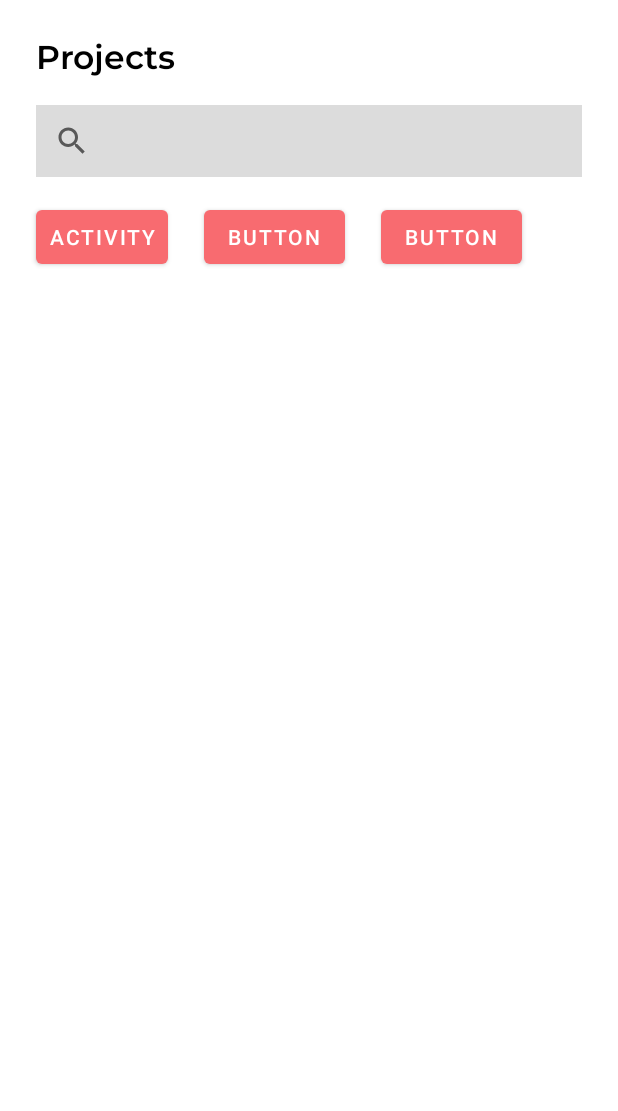
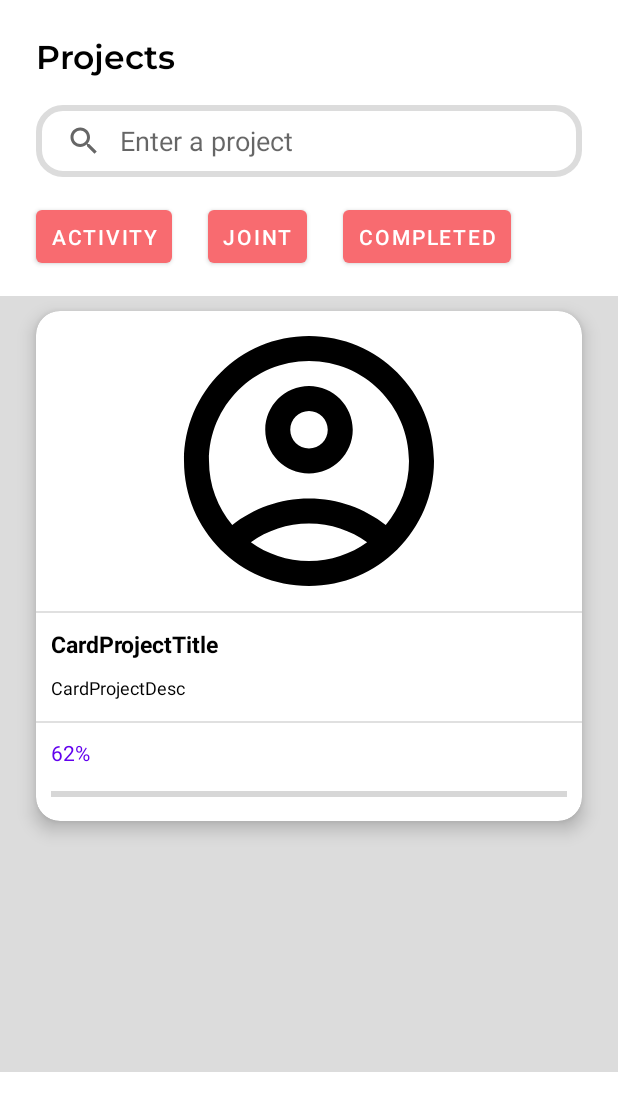
Before and after one commit to Joshuakme/XFund-Fundraising_Community, an Android app: the layout fragment_projects.xml on its own in the app's theme, with its tools: preview values and no code run, on a phone screen of 412 x 824 dp. Shown: the top 1111 px of the screen. Run offline under Robolectric (Android 15) with nearby library versions, the phone set to English and light mode, and no system bars.

Commit message:
Forgot to commit last time, small update

```diff
--- a/app/build.gradle
+++ b/app/build.gradle
@@ -69,4 +69,6 @@ dependencies {
 
     // Add the dependencies for any other desired Firebase products
     // https://firebase.google.com/docs/android/setup#available-libraries
+
+
 }
--- a/app/src/main/java/com/example/xfund/screens/navigation/ProjectsFragment.kt
+++ b/app/src/main/java/com/example/xfund/screens/navigation/ProjectsFragment.kt
@@ -5,6 +5,8 @@ import androidx.fragment.app.Fragment
 import android.view.LayoutInflater
 import android.view.View
 import android.view.ViewGroup
+import android.widget.ArrayAdapter
+import android.widget.SearchView
 import com.example.xfund.R
 
 // TODO: Rename parameter arguments, choose names that match
@@ -35,7 +37,25 @@ class ProjectsFragment : Fragment() {
         savedInstanceState: Bundle?
     ): View? {
         // Inflate the layout for this fragment
-        return inflater.inflate(R.layout.fragment_projects, container, false)
+        val view = inflater.inflate(R.layout.fragment_projects, container, false)
+
+        val searchView = view.findViewById<SearchView>(R.id.ProjectSearch)
+
+        // Set a listener to handle search queries
+        searchView.setOnQueryTextListener(object : SearchView.OnQueryTextListener {
+            override fun onQueryTextSubmit(query: String?): Boolean {
+                // Handle search query submission here
+                return true
+            }
+
+            override fun onQueryTextChange(newText: String?): Boolean {
+                // Handle search query text changes here
+                return true
+            }
+        })
+
+
+        return view
     }
 
     companion object {
--- /dev/null
+++ b/app/src/main/res/drawable/searchview_background.xml
@@ -0,0 +1,11 @@
+<?xml version="1.0" encoding="utf-8"?>
+<shape xmlns:android="http://schemas.android.com/apk/res/android"
+    android:shape="rectangle">
+
+    <corners
+        android:radius="16dp"/>
+    <stroke
+        android:color="@color/light_gray"
+        android:width="4dp"/>
+
+</shape>
--- /dev/null
+++ b/app/src/main/res/layout/card_cell.xml
@@ -0,0 +1,101 @@
+<?xml version="1.0" encoding="utf-8"?>
+<LinearLayout xmlns:android="http://schemas.android.com/apk/res/android"
+    xmlns:tools="http://schemas.android.com/tools"
+    android:layout_width="match_parent"
+    android:layout_height="match_parent"
+    android:background="@color/light_gray"
+    xmlns:app="http://schemas.android.com/apk/res-auto">
+
+    <androidx.cardview.widget.CardView
+        android:layout_width="match_parent"
+        android:layout_height="wrap_content"
+        app:cardCornerRadius="16dp"
+        android:layout_marginRight="24dp"
+        android:layout_marginLeft="24dp"
+        android:layout_marginTop="10dp"
+        android:clickable="true"
+        app:cardElevation="7dp">
+
+        <LinearLayout
+            android:layout_width="match_parent"
+            android:layout_height="wrap_content"
+            android:orientation="vertical" >
+
+            <ImageView
+                android:id="@+id/CardImage"
+                android:layout_width="match_parent"
+                android:layout_height="200dp"
+                android:src="@drawable/baseline_account_circle"
+                android:contentDescription="cover" />
+
+            <View
+                android:id="@+id/divider3"
+                android:layout_width="match_parent"
+                android:layout_height="1dp"
+                android:background="?android:attr/listDivider" />
+
+            <TextView
+                android:id="@+id/CardTitle"
+                android:layout_width="match_parent"
+                android:layout_height="wrap_content"
+                android:gravity="left"
+                android:text="CardProjectTitle"
+                android:textColor="@color/black"
+                android:textSize="15sp"
+                android:lines="1"
+                android:textStyle="bold"
+                android:layout_margin="10dp" />
+
+            <TextView
+                android:id="@+id/CardDesc"
+                android:layout_width="match_parent"
+                android:layout_height="wrap_content"
+                android:gravity="left"
+                android:text="CardProjectDesc"
+                android:textColor="@color/black"
+                android:textSize="12sp"
+                android:lines="2"
+                android:layout_marginLeft="10dp"
+                android:layout_marginRight="10dp"/>
+
+            <View
+                android:id="@+id/divider"
+                android:layout_width="match_parent"
+                android:layout_height="1dp"
+                android:background="?android:attr/listDivider" />
+
+            <LinearLayout
+                android:layout_width="match_parent"
+                android:layout_height="wrap_content"
+                android:orientation="vertical" >
+
+                <TextView
+                    android:id="@+id/CardProgressBarText"
+                    android:layout_width="wrap_content"
+                    android:layout_height="wrap_content"
+                    android:layout_margin="10dp"
+                    android:text="62%"
+                    android:textColor="@color/design_default_color_primary"/>
+
+                <ProgressBar
+                    android:id="@+id/CardProgressBar"
+                    style="@style/Widget.AppCompat.ProgressBar.Horizontal"
+                    android:layout_width="match_parent"
+                    android:layout_height="wrap_content"
+                    android:layout_marginLeft="10dp"
+                    android:layout_marginRight="10dp"
+                    android:layout_marginBottom="10dp"
+                    android:max="100"
+                    android:min="0"
+                    android:progressTint="@color/design_default_color_primary">
+
+                </ProgressBar>
+
+            </LinearLayout>
+
+
+        </LinearLayout>
+
+    </androidx.cardview.widget.CardView>
+
+</LinearLayout>
--- a/app/src/main/res/layout/fragment_projects.xml
+++ b/app/src/main/res/layout/fragment_projects.xml
@@ -1,9 +1,10 @@
 <?xml version="1.0" encoding="utf-8"?>
 <FrameLayout xmlns:android="http://schemas.android.com/apk/res/android"
     xmlns:app="http://schemas.android.com/apk/res-auto"
+    xmlns:card_view="http://schemas.android.com/apk/res-auto"
     xmlns:tools="http://schemas.android.com/tools"
     android:layout_width="match_parent"
-    android:layout_height="match_parent"
+    android:layout_height="wrap_content"
     tools:context=".screens.navigation.ProjectsFragment">
 
     <!-- TODO: Update blank fragment layout -->
@@ -21,6 +22,7 @@
             android:text="@string/screen_title_projects"
             android:textColor="@color/black"
             android:textSize="22sp"
+            android:textStyle="bold"
             app:layout_constraintStart_toStartOf="parent"
             app:layout_constraintTop_toTopOf="parent" />
 
@@ -31,44 +33,85 @@
             android:layout_marginStart="24dp"
             android:layout_marginTop="16dp"
             android:layout_marginEnd="24dp"
-            android:background="@color/light_gray"
+            android:background="@drawable/searchview_background"
+            android:inputType="text|textAutoCorrect"
+            android:queryHint="Enter a project "
+            android:iconifiedByDefault="false"
+            android:queryBackground="@android:color/transparent"
             app:layout_constraintEnd_toEndOf="parent"
             app:layout_constraintStart_toStartOf="parent"
             app:layout_constraintTop_toBottomOf="@+id/ProjectTitle" />
 
-        <Button
-            android:id="@+id/ProjectActivityButton"
-            android:layout_width="wrap_content"
+        <LinearLayout
+            android:id="@+id/linearLayout"
+            android:layout_width="match_parent"
             android:layout_height="wrap_content"
-            android:layout_marginStart="24dp"
+            android:orientation="horizontal"
+            app:layout_constraintTop_toBottomOf="@+id/ProjectSearch">
+
+            <Button
+                android:id="@+id/ProjectActivityButton"
+                style="@style/ProjectButton"
+                android:text="Activity" />
+
+
+            <Button
+                android:id="@+id/ProjectJoinButton"
+                style="@style/ProjectButton"
+                android:text="Joint" />
+
+            <Button
+                android:id="@+id/ProjectCompletedButton"
+                style="@style/ProjectButton"
+                android:text="Completed" />
+
+        </LinearLayout>
+
+        <androidx.recyclerview.widget.RecyclerView
+            android:id="@+id/ProjectRecycleView"
+            android:layout_width="match_parent"
+            android:layout_height="517dp"
             android:layout_marginTop="16dp"
-            android:paddingLeft="4dp"
-            android:paddingTop="2dp"
-            android:paddingRight="4dp"
-            android:paddingBottom="2dp"
-            android:text="Activity"
+            android:background="@color/gray_200"
+            app:layout_constraintBottom_toBottomOf="parent"
+            app:layout_constraintEnd_toEndOf="parent"
+            app:layout_constraintHorizontal_bias="0.0"
             app:layout_constraintStart_toStartOf="parent"
-            app:layout_constraintTop_toBottomOf="@+id/ProjectSearch" />
+            app:layout_constraintTop_toBottomOf="@+id/linearLayout"
+            app:layout_constraintVertical_bias="0.0"
+            tools:listitem="@layout/card_cell">
 
-        <Button
-            android:id="@+id/button6"
-            android:layout_width="wrap_content"
-            android:layout_height="wrap_content"
-            android:layout_marginStart="24dp"
-            android:layout_marginTop="16dp"
-            android:text="Button"
-            app:layout_constraintStart_toEndOf="@+id/ProjectActivityButton"
-            app:layout_constraintTop_toBottomOf="@+id/ProjectSearch" />
 
-        <Button
-            android:id="@+id/button7"
-            android:layout_width="wrap_content"
-            android:layout_height="wrap_content"
-            android:layout_marginStart="24dp"
-            android:layout_marginTop="16dp"
-            android:text="Button"
-            app:layout_constraintStart_toEndOf="@+id/button6"
-            app:layout_constraintTop_toBottomOf="@+id/ProjectSearch" />
+<!--            <androidx.cardview.widget.CardView-->
+<!--                android:id="@+id/ProjectCardView"-->
+<!--                android:layout_width="match_parent"-->
+<!--                android:layout_height="wrap_content"-->
+<!--                android:layout_gravity="center"-->
+<!--                android:layout_marginLeft="25dp"-->
+<!--                android:layout_marginTop="25dp"-->
+<!--                android:layout_marginRight="25dp"-->
+<!--                android:layout_marginBottom="25dp"-->
+<!--                card_view:cardCornerRadius="4dp">-->
+
+<!--                <ImageView-->
+<!--                    android:id="@+id/CardImage"-->
+<!--                    android:layout_width="match_parent"-->
+<!--                    android:layout_height="200dp"-->
+<!--                    android:layout_gravity="center"-->
+<!--                    android:layout_margin="10dp" />-->
+
+<!--                <TextView-->
+<!--                    android:layout_width="wrap_content"-->
+<!--                    android:layout_height="wrap_content"-->
+<!--                    android:layout_marginTop="30dp"-->
+<!--                    android:layout_marginBottom="20dp"-->
+<!--                    android:text="Project Title \nProject Desc"-->
+<!--                    android:textSize="20sp"-->
+<!--                    android:textStyle="bold" />-->
+
+<!--            </androidx.cardview.widget.CardView>-->
+        </androidx.recyclerview.widget.RecyclerView>
+
     </androidx.constraintlayout.widget.ConstraintLayout>
 
 </FrameLayout>
--- /dev/null
+++ b/app/src/main/res/values/styles.xml
@@ -0,0 +1,17 @@
+<?xml version="1.0" encoding="utf-8"?>
+<resources>
+
+    <style name="ProjectButton">
+        <item name="android:layout_width">wrap_content</item>
+        <item name="android:layout_height">wrap_content</item>
+        <item name="android:layout_marginStart">24dp</item>
+        <item name="android:layout_marginTop">16dp</item>
+        <item name="android:minWidth">0dp</item>
+        <item name="android:minHeight">0dp</item>
+        <item name="android:paddingLeft">10dp</item>
+        <item name="android:paddingTop">8dp</item>
+        <item name="android:paddingRight">10dp</item>
+        <item name="android:paddingBottom">8dp</item>
+        <item name="android:textSize">14sp</item>
+    </style>
+</resources>
```
